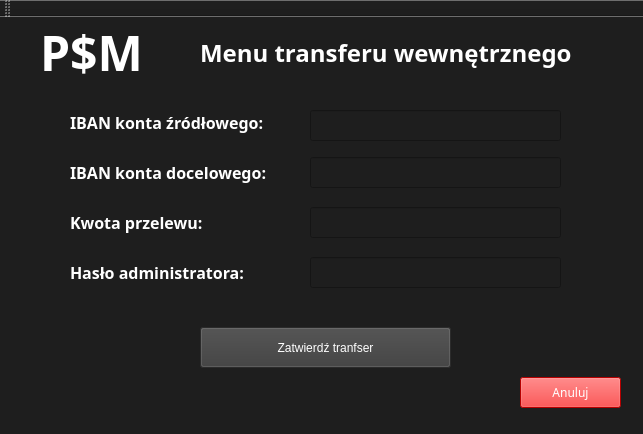
Old version of the form BankSoftware/BankSoftware/InternalTransfer.ui in the repository pSus365/BankSimulator.
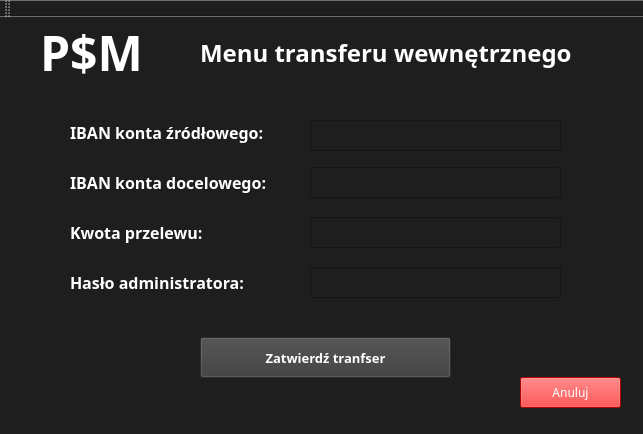
New version of the form.

Patch:
```diff
--- a/BankSoftware/BankSoftware/InternalTransfer.ui
+++ b/BankSoftware/BankSoftware/InternalTransfer.ui
@@ -66,11 +66,18 @@
     <property name="geometry">
      <rect>
       <x>200</x>
-      <y>310</y>
+      <y>320</y>
       <width>251</width>
       <height>41</height>
      </rect>
     </property>
+    <property name="font">
+     <font>
+      <family>Arial Black</family>
+      <pointsize>10</pointsize>
+      <bold>true</bold>
+     </font>
+    </property>
     <property name="styleSheet">
      <string notr="true">color: rgb(255, 255, 255);
 background-color: rgb(60, 60, 60);</string>
@@ -83,7 +90,7 @@
     <property name="geometry">
      <rect>
       <x>70</x>
-      <y>90</y>
+      <y>100</y>
       <width>211</width>
       <height>31</height>
      </rect>
@@ -129,7 +136,7 @@
     <property name="geometry">
      <rect>
       <x>70</x>
-      <y>240</y>
+      <y>250</y>
       <width>211</width>
       <height>31</height>
      </rect>
@@ -152,7 +159,7 @@
     <property name="geometry">
      <rect>
       <x>70</x>
-      <y>190</y>
+      <y>200</y>
       <width>211</width>
       <height>31</height>
      </rect>
@@ -175,7 +182,7 @@
     <property name="geometry">
      <rect>
       <x>70</x>
-      <y>140</y>
+      <y>150</y>
       <width>221</width>
       <height>31</height>
      </rect>
@@ -198,41 +205,53 @@
     <property name="geometry">
      <rect>
       <x>310</x>
-      <y>93</y>
+      <y>103</y>
       <width>251</width>
       <height>31</height>
      </rect>
     </property>
+    <property name="styleSheet">
+     <string notr="true">color:rgb(255, 255, 255)</string>
+    </property>
    </widget>
    <widget class="QLineEdit" name="lineEdit_2">
     <property name="geometry">
      <rect>
       <x>310</x>
-      <y>140</y>
+      <y>150</y>
       <width>251</width>
       <height>31</height>
      </rect>
     </property>
+    <property name="styleSheet">
+     <string notr="true">color:rgb(255, 255, 255)</string>
+    </property>
    </widget>
    <widget class="QLineEdit" name="lineEdit_3">
     <property name="geometry">
      <rect>
       <x>310</x>
-      <y>190</y>
+      <y>200</y>
       <width>251</width>
       <height>31</height>
      </rect>
     </property>
+    <property name="styleSheet">
+     <string notr="true">color:rgb(255, 255, 255)</string>
+    </property>
    </widget>
    <widget class="QLineEdit" name="lineEdit_4">
     <property name="geometry">
      <rect>
       <x>310</x>
-      <y>240</y>
+      <y>250</y>
       <width>251</width>
       <height>31</height>
      </rect>
     </property>
+    <property name="styleSheet">
+     <string notr="true">color:rgb(255, 255, 255)</string>
+    </property>
    </widget>
   </widget>
   <widget class="QMenuBar" name="menuBar">
```
Left out of the diff: 30 changed lines with no effect on the pictures.
